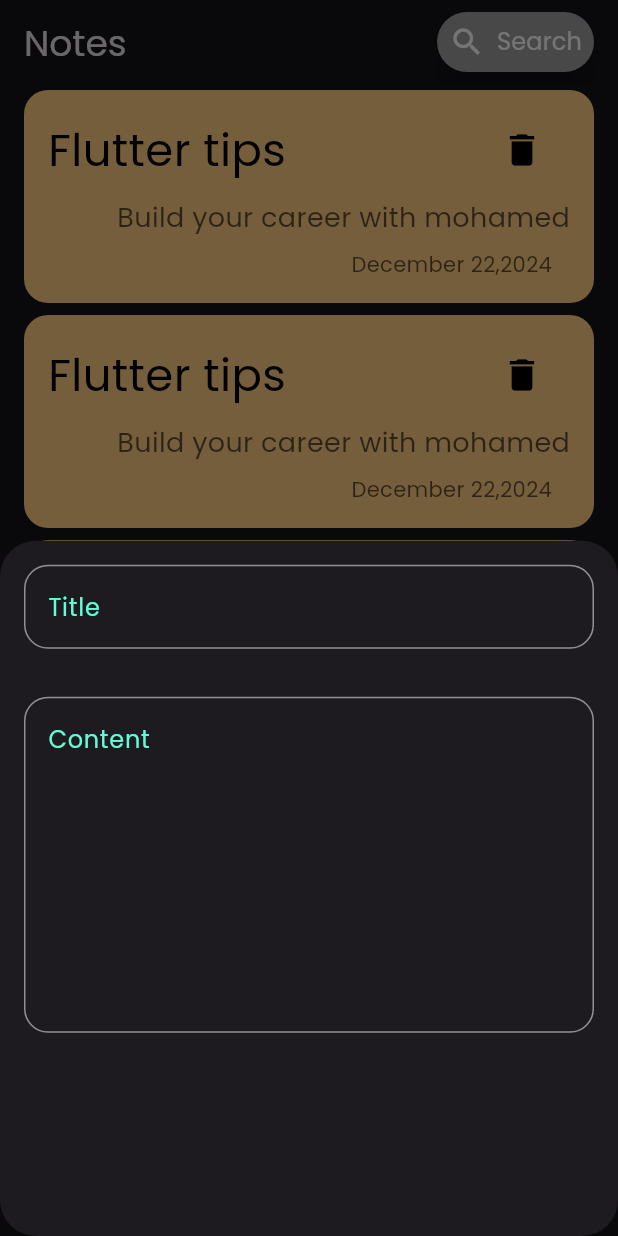
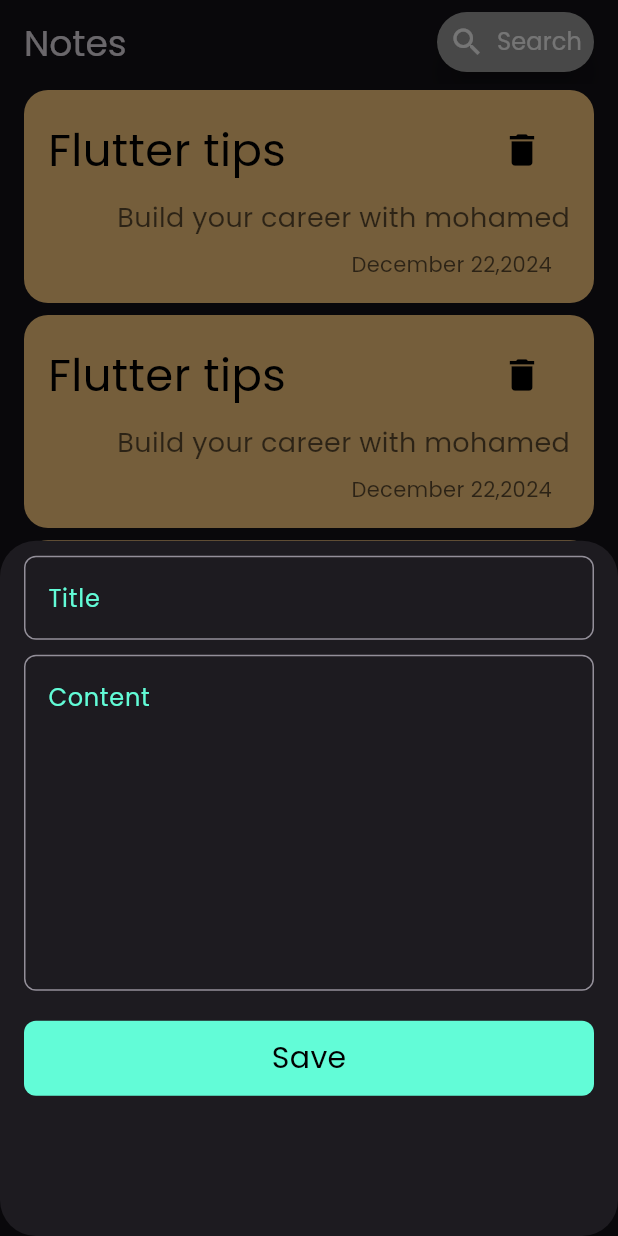
Before and after one commit to Moh6Amed/Notes-App, a Flutter app: the screen it shows after launch, after a tap on the "add" icon, on a phone screen of 412 x 824 dp. Run offline on Flutter 3.47's test engine with Material 3 defaults, Android fonts, the phone set to English and light mode, and no system bars.

Commit message:
finish note bottom sheet

```diff
--- a/lib/widgets/adding_note_with_bottom_sheet.dart
+++ b/lib/widgets/adding_note_with_bottom_sheet.dart
@@ -1,4 +1,5 @@
 import 'package:flutter/material.dart';
+import 'package:notesapp/widgets/custom_button.dart';
 import 'package:notesapp/widgets/custom_text_fieled.dart';
 
 class AddingNoteWithBottomSheet extends StatelessWidget {
@@ -6,16 +7,25 @@ class AddingNoteWithBottomSheet extends StatelessWidget {
 
   @override
   Widget build(BuildContext context) {
-    return Column(
+    return Container(
+      height: 600,
+      child: SingleChildScrollView(
+        child: Column(
           children: [
-        CustomTextFieled(
+            const SizedBox(height: 10),
+            CustomTextField(
               hintName: 'Title',
             ),
-        CustomTextFieled(
+            const SizedBox(height: 10),
+            CustomTextField(
               hintName: 'Content',
               maxLines: 8,
             ),
+            const SizedBox(height: 20),
+            const CustomButton(),
           ],
+        ),
+      ),
     );
   }
 }
--- /dev/null
+++ b/lib/widgets/custom_button.dart
@@ -0,0 +1,24 @@
+import 'package:flutter/material.dart';
+import 'package:notesapp/contstants.dart';
+
+class CustomButton extends StatelessWidget {
+  const CustomButton({super.key});
+  @override
+  Widget build(BuildContext context) {
+    return GestureDetector(
+      onTap: () {},
+      child: Container(
+        margin: const EdgeInsets.symmetric(horizontal: 16),
+        decoration: BoxDecoration(
+            color: kPrimaryColor, borderRadius: BorderRadius.circular(8)),
+        width: MediaQuery.of(context).size.width,
+        height: 50,
+        child: const Center(
+            child: Text(
+          'Save',
+          style: TextStyle(fontSize: 20, color: Colors.black),
+        )),
+      ),
+    );
+  }
+}
--- a/lib/widgets/custom_text_fieled.dart
+++ b/lib/widgets/custom_text_fieled.dart
@@ -1,14 +1,14 @@
 import 'package:flutter/material.dart';
 import 'package:notesapp/contstants.dart';
 
-class CustomTextFieled extends StatelessWidget {
-  CustomTextFieled({super.key, required this.hintName, this.maxLines = 1});
+class CustomTextField extends StatelessWidget {
+  CustomTextField({super.key, required this.hintName, this.maxLines = 1});
   final String hintName;
   final int maxLines;
   @override
   Widget build(BuildContext context) {
     return Padding(
-      padding: const EdgeInsets.all(16),
+      padding: const EdgeInsets.symmetric(horizontal: 16),
       child: TextField(
         cursorColor: kPrimaryColor,
         maxLines: maxLines,
@@ -16,11 +16,11 @@ class CustomTextFieled extends StatelessWidget {
           hintText: hintName,
           hintStyle: const TextStyle(color: kPrimaryColor),
           border: OutlineInputBorder(
-            borderRadius: BorderRadius.circular(16),
+            borderRadius: BorderRadius.circular(8),
             borderSide: const BorderSide(color: Colors.white),
           ),
           focusedBorder: OutlineInputBorder(
-            borderRadius: BorderRadius.circular(16),
+            borderRadius: BorderRadius.circular(8),
             borderSide: const BorderSide(color: kPrimaryColor),
           ),
         ),
```
Lines whose indentation alone changed are shown as unchanged.
